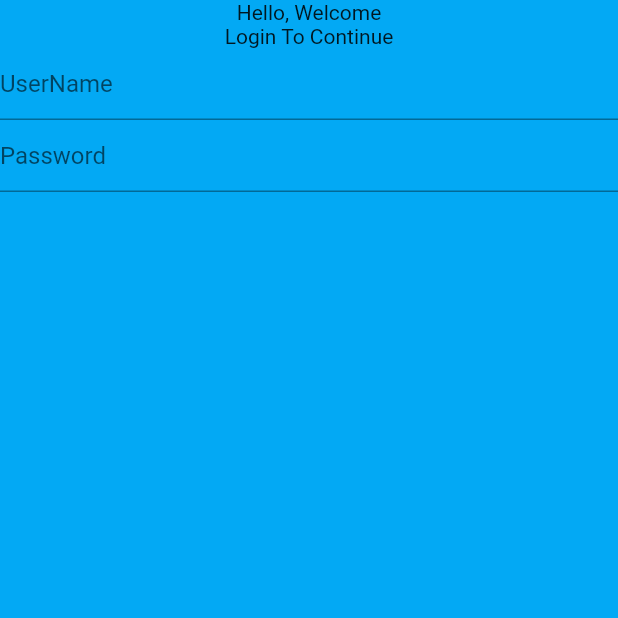
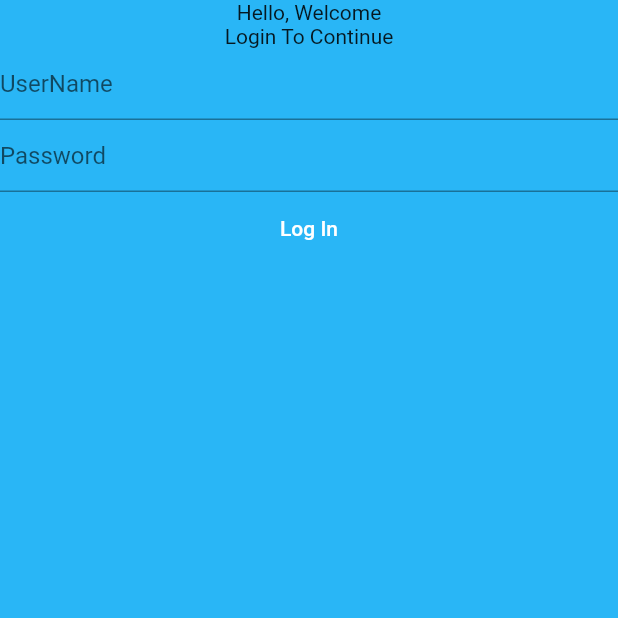
Before and after one commit to flutter-preview/AbdulRahmanMudasser-Flutter-Tutorial, a Flutter app: the screen it shows after launch, on a phone screen of 412 x 824 dp, the top half of it. Run offline on Flutter 3.47's test engine with Material 2 defaults, Android fonts, the light colour scheme and no system bars.

Commit message:
Added a Text Button

```diff
--- a/lib/main.dart
+++ b/lib/main.dart
@@ -11,17 +11,26 @@ class MyApp extends StatelessWidget {
   Widget build(BuildContext context) {
     return MaterialApp(
       home: Scaffold(
-        backgroundColor: Colors.lightBlue,
+        backgroundColor: Colors.lightBlue[400],
         body: Column(
-          children: const [
-            Text("Hello, Welcome"),
-            Text("Login To Continue"),
-            TextField(
+          children: [
+            const Text("Hello, Welcome"),
+            const Text("Login To Continue"),
+            const TextField(
               decoration: InputDecoration(hintText: "UserName"),
             ),
-            TextField(
+            const TextField(
               decoration: InputDecoration(hintText: "Password"),
             ),
+            TextButton(
+              child: const Text(
+                "Log In",
+                style: TextStyle(
+                  color: Colors.white,
+                ),
+              ),
+              onPressed: () {},
+            )
           ],
         ),
       ),
```
